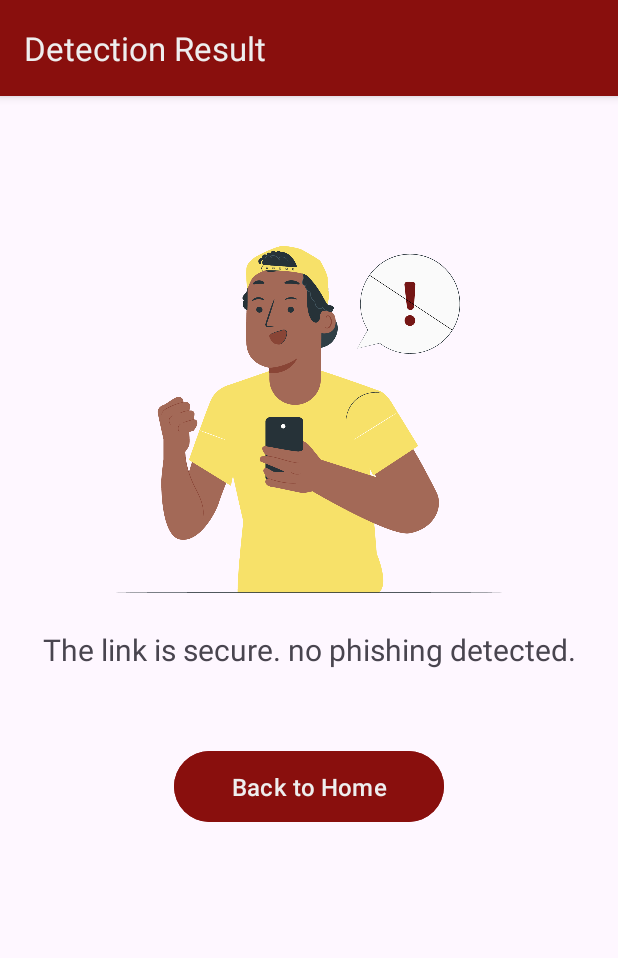
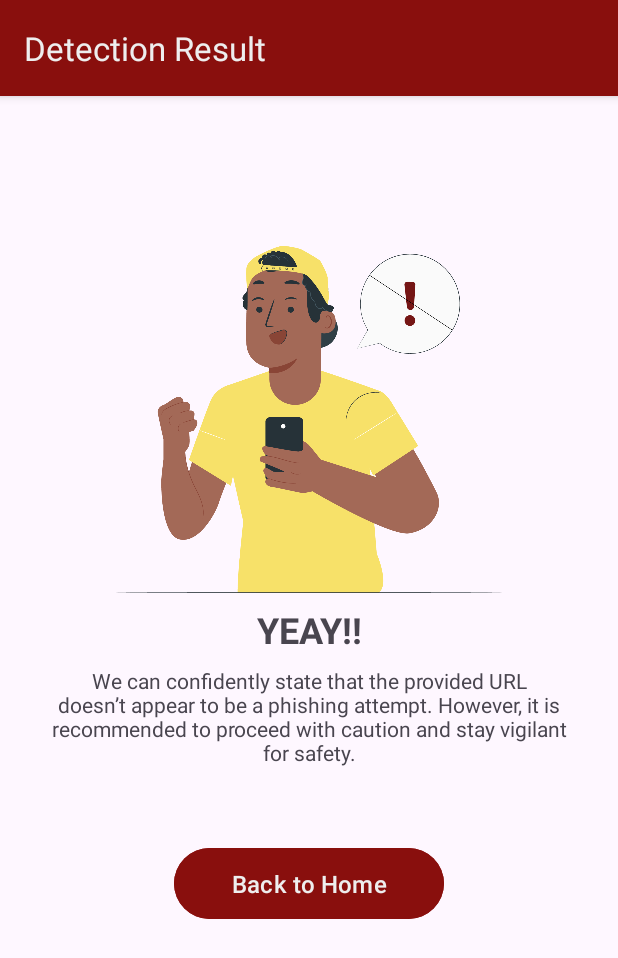
Before and after one commit to haryulina/Product-Based-Capstone-Project-MD, an Android app: the ResultNegativeActivity screen opened directly, with no data from a screen before it, on a phone screen of 412 x 824 dp. Shown: the top 958 px of the screen. Run offline under Robolectric (Android 15) with nearby library versions, the phone set to English and light mode, and no system bars.

Commit message:
Edit XML

```diff
--- a/app/src/main/java/com/user/phisheye/View/Report/ReportActivity.kt
+++ b/app/src/main/java/com/user/phisheye/View/Report/ReportActivity.kt
@@ -65,9 +65,7 @@
                             reportBtn.isEnabled = true
                             showToast(getString(R.string.report_failed))
                         }
-
                         else -> {
-                            // Handle other cases if necessary
                         }
                     }
                 }
--- a/app/src/main/res/layout/activity_finish_report.xml
+++ b/app/src/main/res/layout/activity_finish_report.xml
@@ -8,14 +8,14 @@
 
     <ImageView
         android:id="@+id/finishImageView"
-        android:layout_width="366dp"
-        android:layout_height="255dp"
+        android:layout_width="330dp"
+        android:layout_height="229dp"
         android:layout_marginStart="24dp"
         android:layout_marginTop="80dp"
         android:layout_marginEnd="24dp"
         android:src="@drawable/finish"
         app:layout_constraintEnd_toEndOf="parent"
-        app:layout_constraintHorizontal_bias="0.0"
+        app:layout_constraintHorizontal_bias="0.484"
         app:layout_constraintStart_toStartOf="parent"
         app:layout_constraintTop_toTopOf="parent" />
 
--- a/app/src/main/res/layout/activity_result_negative.xml
+++ b/app/src/main/res/layout/activity_result_negative.xml
@@ -20,18 +20,31 @@
         app:layout_constraintTop_toTopOf="parent" />
 
     <TextView
+        android:id="@+id/ohno"
+        android:layout_width="match_parent"
+        android:layout_height="wrap_content"
+        android:layout_marginTop="8dp"
+        android:gravity="center"
+        android:text="YEAY!!"
+        android:textSize="24sp"
+        android:textStyle="bold"
+        app:layout_constraintEnd_toEndOf="parent"
+        app:layout_constraintStart_toStartOf="parent"
+        app:layout_constraintTop_toBottomOf="@+id/resultNImageView" />
+
+    <TextView
         android:id="@+id/resultNTV"
         android:layout_width="0dp"
         android:layout_height="wrap_content"
         android:layout_marginStart="24dp"
-        android:layout_marginTop="24dp"
+        android:layout_marginTop="8dp"
         android:layout_marginEnd="24dp"
         android:gravity="center"
         android:text="@string/tv_detecnev"
-        android:textSize="20sp"
+        android:textSize="14sp"
         app:layout_constraintEnd_toEndOf="parent"
         app:layout_constraintStart_toStartOf="parent"
-        app:layout_constraintTop_toBottomOf="@+id/resultNImageView" />
+        app:layout_constraintTop_toBottomOf="@+id/ohno" />
 
     <Button
         android:id="@+id/home_btn"
--- a/app/src/main/res/values/strings.xml
+++ b/app/src/main/res/values/strings.xml
@@ -13,9 +13,9 @@
     <string name="message_login_page">Please log in to continue using PhishEye</string>
     <string name="title_login_page">Log In Now</string>
     <string name="message_report">In case you come across a URL link suspected of being a new phishing attempt, kindly provide the URL below!</string>
-    <string name="tv_finish_report">Thank you for your participation in maintaining security together! Your report regarding the latest phishing attempt is highly valuable to us. With your contribution, we can collaborate to uphold online security and protect users from potential security risks. We appreciate your cooperation in keeping the digital environment safe and secure.</string>
-    <string name="tv_detecnev">The link is secure. no phishing detected.</string>
-    <string name="tv_detecpos">The provided URL has been detected as phishing. Exercise caution and avoid interacting with the link.</string>
+    <string name="tv_finish_report">Thank you for helping us in gathering information about the latest patterns of phishing. We will continue to improve our services to help many people avoid phishing scams.</string>
+    <string name="tv_detecnev">We can confidently state that the provided URL doesn’t appear to be a phishing attempt. However, it is recommended to proceed with caution and stay vigilant for safety.</string>
+    <string name="tv_detecpos">The provided image is likely to be a phishing attempt. Exercise caution and avoid interacting with the link or file. If you\'ve already clicked on it, please visit the education articles below to learn how to handle the situation.</string>
     <string name="login_succes">Login Berhasil</string>
     <string name="login_failed">Login Gagal</string>
     <string name="create_account_failed">Gagal membuat akun\n</string>
```
Also changed, not shown: app/src/main/java/com/user/phisheye/View/Home/HomeActivity.kt (+0 -10 lines), app/src/main/res/layout/activity_result_positive.xml (+15 -2 lines).
